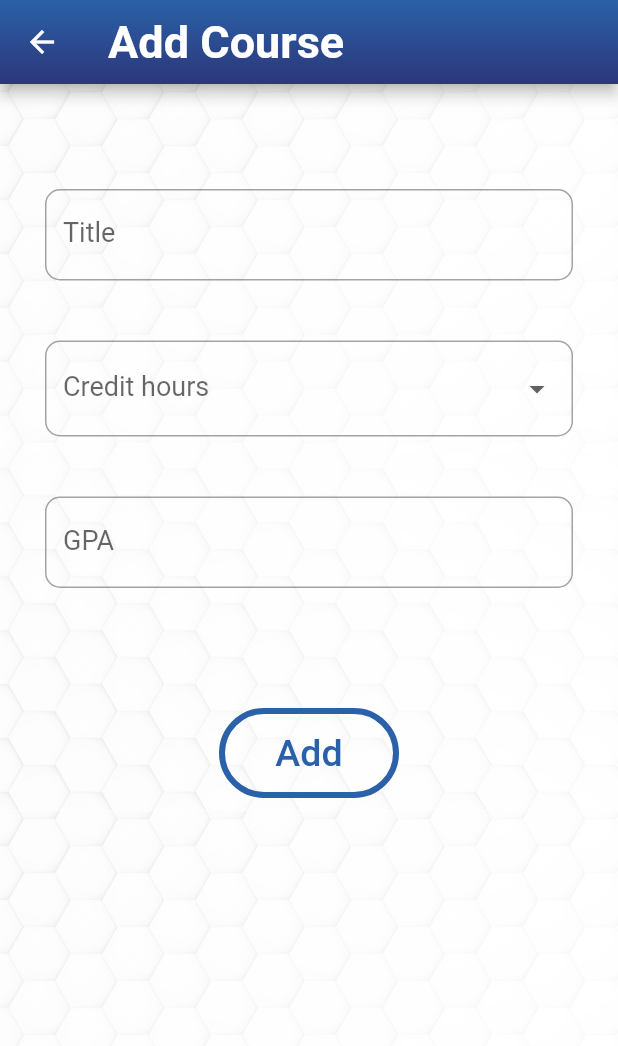
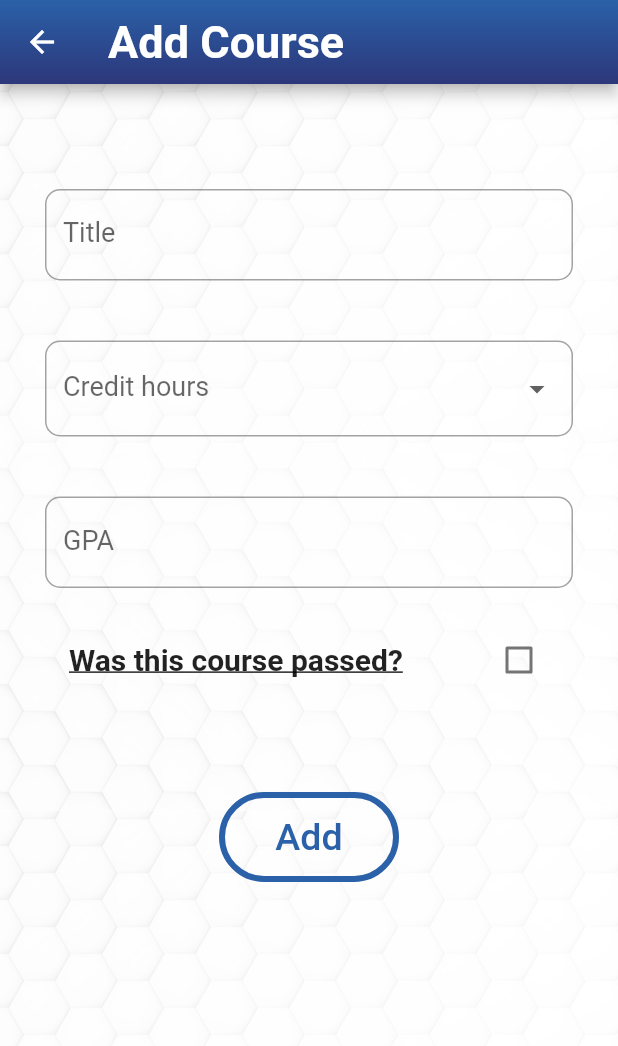
Before and after one commit to aabdelhakim12/revive, a Flutter app: the MainScreen screen opened by its route, after a tap on the "add" icon, on a phone screen of 412 x 824 dp. Shown: the top 1046 px of the screen. Run offline on Flutter 3.47's test engine with Material 2 defaults, Android fonts, the phone set to English and light mode, and no system bars; our stand-ins replace auto_size_text, awesome_dialog, cloud_firestore, firebase_core, firebase_storage, flutter_speed_dial and 5 more; accounts and stored records are empty.

Commit message:
1/8/2021

```diff
--- a/lib/screens/progcourses/addCourseScreen.dart
+++ b/lib/screens/progcourses/addCourseScreen.dart
@@ -19,6 +19,9 @@ class _AddCourseScreenState extends State<AddCourseScreen> {
   String _title;
   int _credit;
   double _gpa;
+  int _status;
+
+  bool covid = false;
 
   final List<int> _credits = [2, 3, 4, 6];
 
@@ -31,7 +34,10 @@ class _AddCourseScreenState extends State<AddCourseScreen> {
       _title = widget.course.title;
       _gpa = widget.course.gpa;
       _credit = widget.course.credit;
+      _status = widget.course.status;
     }
+    if (_status == 0) covid = true;
+    if (_status == 1) covid = false;
   }
 
   @override
@@ -49,9 +55,17 @@ class _AddCourseScreenState extends State<AddCourseScreen> {
   _submit() {
     setState(() {
       if (_formKey.currentState.validate()) {
+        if (covid) {
+          _status = 0;
+        } else {
+          _status = 1;
+        }
+        print(_status);
         _formKey.currentState.save();
         // insert course to our database
-        Course course = Course(title: _title, credit: _credit, gpa: _gpa);
+        Course course =
+            Course(title: _title, credit: _credit, gpa: _gpa, status: _status);
+
         if (widget.course == null) {
           DatabaseHelper.instance.insertCourse(course);
         } else {
@@ -63,6 +77,7 @@ class _AddCourseScreenState extends State<AddCourseScreen> {
             .pushNamedAndRemoveUntil(DrawerS.routeName, (route) => false);
         Navigator.of(context).pushNamed(MainScreen.routeName);
       }
+      print(covid);
     });
   }
 
@@ -81,7 +96,6 @@ class _AddCourseScreenState extends State<AddCourseScreen> {
   @override
   Widget build(BuildContext context) {
     Size size = MediaQuery.of(context).size;
-
     return Scaffold(
       appBar: AppBar(
         flexibleSpace: Container(
@@ -195,6 +209,20 @@ class _AddCourseScreenState extends State<AddCourseScreen> {
                             },
                           ),
                         ),
+                        CheckboxListTile(
+                            title: Text(
+                              'Was this course passed?',
+                              style: TextStyle(
+                                  decoration: TextDecoration.underline,
+                                  fontWeight: FontWeight.bold,
+                                  fontSize: 20),
+                            ),
+                            value: covid,
+                            onChanged: (value) {
+                              setState(() {
+                                covid = value;
+                              });
+                            }),
                         SizedBox(
                           height: 10,
                         ),
--- a/lib/screens/progcourses/progresscoursesscreen.dart
+++ b/lib/screens/progcourses/progresscoursesscreen.dart
@@ -67,7 +67,9 @@ class _MainScreenState extends State<MainScreen> {
                 fontWeight: FontWeight.bold,
                 color: Theme.of(context).dividerColor),
           ),
-          subtitle: Text('Credit hours:${course.credit} • GPA: ${course.gpa}'),
+          subtitle: Text(course.status == 1
+              ? 'Credit hours:${course.credit} • GPA: ${course.gpa}'
+              : 'Credit hours:${course.credit} • GPA: PC'),
           trailing: IconButton(
             icon: Icon(
               Icons.edit,
@@ -153,6 +155,7 @@ class _MainScreenState extends State<MainScreen> {
                   int sum = 0;
                   double gpasum = 0;
                   int creprog = 0;
+                  int covidSum = 0;
                   bool error = false;
                   for (int i = 0; i < snapshot.data.length; i++) {
                     cred = snapshot.data[i].credit;
@@ -169,8 +172,13 @@ class _MainScreenState extends State<MainScreen> {
                         error = true;
                       }
                     }
+                    if (snapshot.data[i].status == 0) {
+                      covidSum = covidSum + cred;
+                    }
                     gpasum = gpasum +
-                        (snapshot.data[i].credit * snapshot.data[i].gpa);
+                        (snapshot.data[i].credit *
+                            snapshot.data[i].gpa *
+                            snapshot.data[i].status);
                   }
 
                   return ListView.builder(
@@ -267,9 +275,10 @@ class _MainScreenState extends State<MainScreen> {
                                       ),
                                       SizedBox(height: 3),
                                       Text(
-                                        snapshot.data.length == 0
+                                        snapshot.data.length == 0 ||
+                                                sum - covidSum == 0
                                             ? '0.000'
-                                            : '${(gpasum / sum).toStringAsFixed(3)}',
+                                            : '${(gpasum / (sum - covidSum)).toStringAsFixed(3)}',
                                         style: TextStyle(
                                             fontSize: 18, color: Colors.white),
                                       )
@@ -352,7 +361,7 @@ class _MainScreenState extends State<MainScreen> {
                                             MainAxisAlignment.center,
                                         children: [
                                           Text(
-                                            '$sum',
+                                            '$creprog',
                                             style: TextStyle(
                                                 fontSize: 18,
                                                 fontWeight: FontWeight.bold,
```
